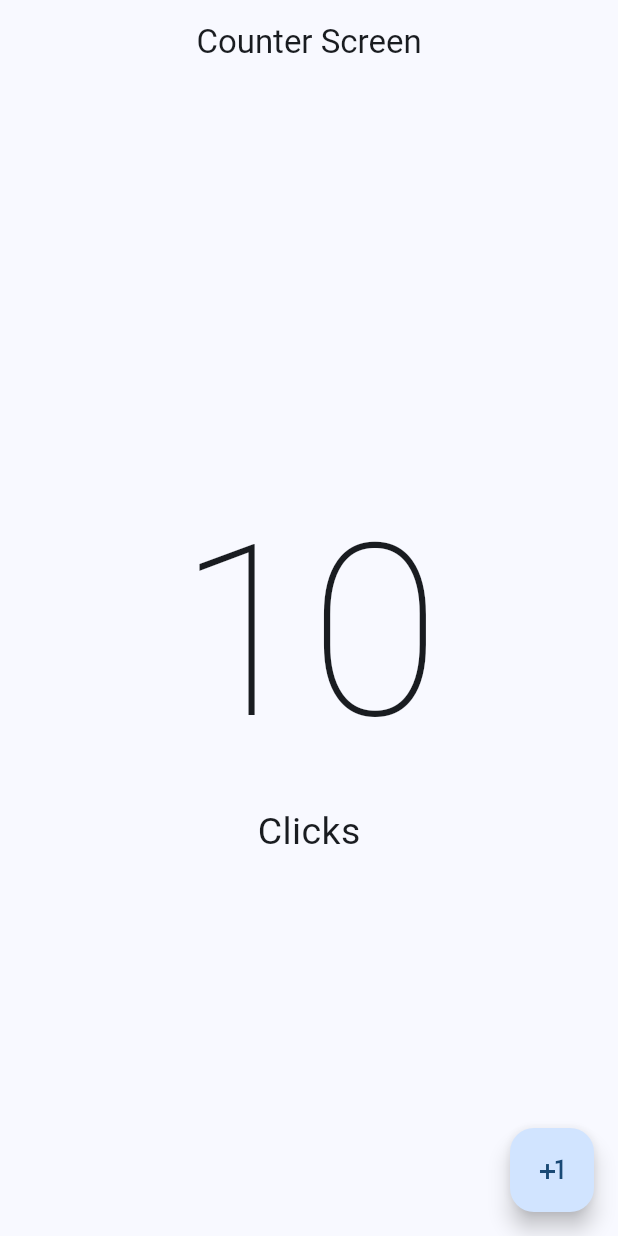
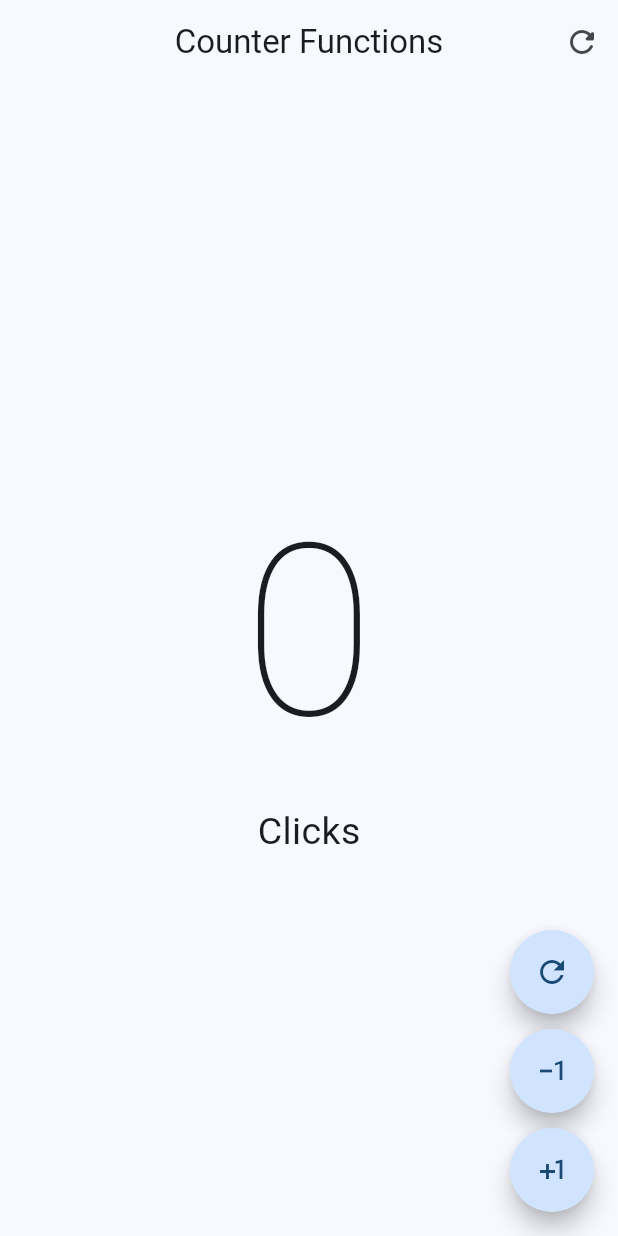
Before and after one commit to josetapia97/ContadorFlutter, a Flutter app: the screen it shows after launch, on a phone screen of 412 x 824 dp. Run offline on Flutter 3.47's test engine with Material 2 defaults, Android fonts, the phone set to English and light mode, and no system bars.

Commit message:
Desagrupar botones y funciones

```diff
--- a/lib/main.dart
+++ b/lib/main.dart
@@ -1,5 +1,5 @@
 import 'package:flutter/material.dart';
-import 'package:hola_mundo/presentation/screens/counters/counter_screen.dart';
+import 'package:hola_mundo/presentation/screens/counters/counter_functions_screen.dart';
 
 void main() {
   runApp(const MyApp());
@@ -13,6 +13,6 @@ class MyApp extends StatelessWidget {
     return MaterialApp(
         debugShowCheckedModeBanner: false,
         theme: ThemeData(useMaterial3: true, colorSchemeSeed: Colors.blue),
-        home: const CounterScreen());
+        home: const CounterFunctionScreen());
   }
 }
--- /dev/null
+++ b/lib/presentation/screens/counters/counter_functions_screen.dart
@@ -0,0 +1,90 @@
+import 'package:flutter/material.dart';
+
+class CounterFunctionScreen extends StatefulWidget {
+  const CounterFunctionScreen({super.key});
+
+  @override
+  State<CounterFunctionScreen> createState() => _CounterScreenState();
+}
+
+class _CounterScreenState extends State<CounterFunctionScreen> {
+  int clickCounter = 0;
+  @override
+  Widget build(BuildContext context) {
+    return Scaffold(
+        appBar: AppBar(
+          title: const Text('Counter Functions'),
+          centerTitle: true,
+          actions: [
+            IconButton(
+              icon: const Icon(Icons.refresh_rounded),
+              onPressed: () {
+                setState(() {
+                  clickCounter = 0;
+                });
+              },
+            )
+          ],
+        ),
+        body: Center(
+          child: Column(
+            mainAxisAlignment: MainAxisAlignment.center,
+            children: [
+              Text('$clickCounter',
+                  style: const TextStyle(
+                      fontSize: 160, fontWeight: FontWeight.w100)),
+              Text(clickCounter == 1 ? 'Click' : 'Clicks',
+                  style: const TextStyle(fontSize: 25))
+            ],
+          ),
+        ),
+        floatingActionButton: Column(
+          mainAxisAlignment: MainAxisAlignment.end,
+          children: [
+            CustomButton(
+              icon: Icons.refresh_outlined,
+              onPressed: () {
+                setState(() {
+                  clickCounter = 0;
+                });
+              },
+            ),
+            const SizedBox(height: 10),
+            CustomButton(
+              icon: Icons.exposure_minus_1_outlined,
+              onPressed: () {
+                setState(() {
+                  clickCounter--;
+                });
+              },
+            ),
+            const SizedBox(height: 10),
+            CustomButton(
+              icon: Icons.plus_one,
+              onPressed: () {
+                setState(() {
+                  clickCounter++;
+                });
+              },
+            ),
+          ],
+        ));
+  }
+}
+
+class CustomButton extends StatelessWidget {
+  final IconData icon;
+  final VoidCallback? onPressed;
+
+  const CustomButton({
+    super.key,
+    required this.icon,
+    this.onPressed,
+  });
+
+  @override
+  Widget build(BuildContext context) {
+    return FloatingActionButton(
+        shape: const StadiumBorder(), onPressed: onPressed, child: Icon(icon));
+  }
+}
--- a/lib/presentation/screens/counters/counter_screen.dart
+++ b/lib/presentation/screens/counters/counter_screen.dart
@@ -1,8 +1,14 @@
 import 'package:flutter/material.dart';
 
-class CounterScreen extends StatelessWidget {
+class CounterScreen extends StatefulWidget {
   const CounterScreen({super.key});
 
+  @override
+  State<CounterScreen> createState() => _CounterScreenState();
+}
+
+class _CounterScreenState extends State<CounterScreen> {
+  int clickCounter = 0;
   @override
   Widget build(BuildContext context) {
     return Scaffold(
@@ -10,18 +16,25 @@ class CounterScreen extends StatelessWidget {
         title: const Text('Counter Screen'),
         centerTitle: true,
       ),
-      body: const Center(
+      body: Center(
         child: Column(
           mainAxisAlignment: MainAxisAlignment.center,
           children: [
-            Text('10',
-                style: TextStyle(fontSize: 160, fontWeight: FontWeight.w100)),
-            Text('Clicks', style: TextStyle(fontSize: 25))
+            Text('$clickCounter',
+                style: const TextStyle(
+                    fontSize: 160, fontWeight: FontWeight.w100)),
+            Text(clickCounter == 1 ? 'Click' : 'Clicks',
+                style: const TextStyle(fontSize: 25))
           ],
         ),
       ),
       floatingActionButton: FloatingActionButton(
-        onPressed: () {},
+        onPressed: () {
+          setState(() {
+            // el setstate renderiza nuevamente el widget en el momento oportuno
+            clickCounter++;
+          });
+        },
         child: const Icon(Icons.plus_one),
       ),
     );
```
